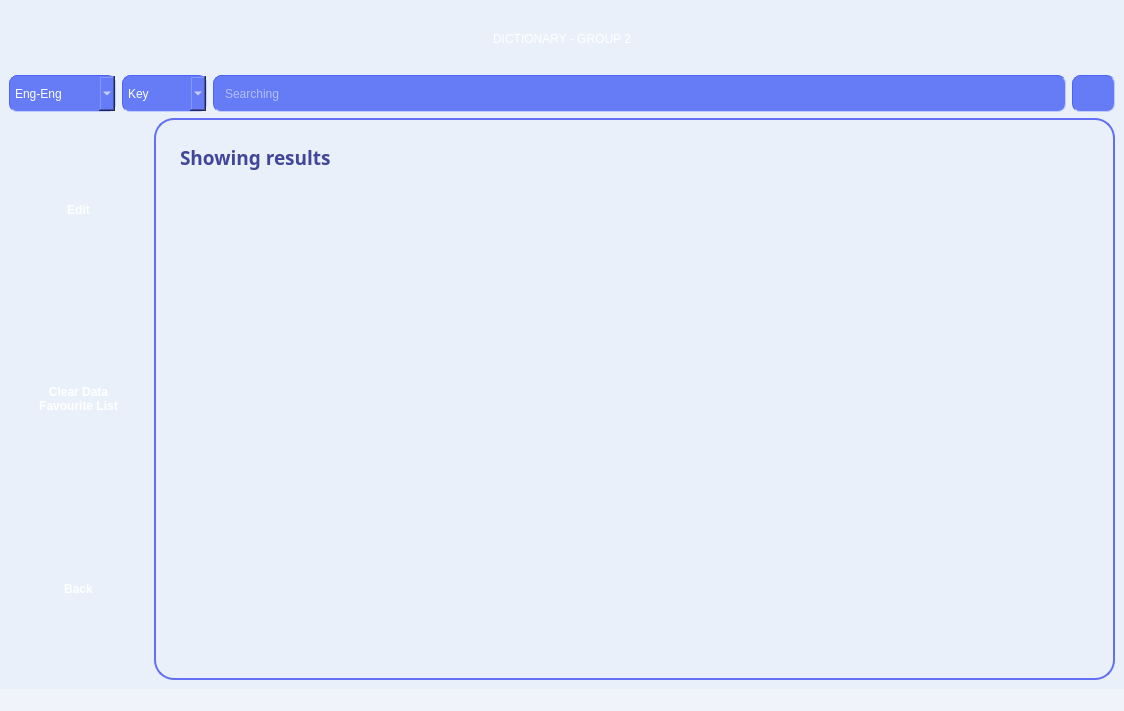
First picture: the form in favlistscreen.ui, repository OHonSam/CS163_Group2_Dictionary, before the edit.
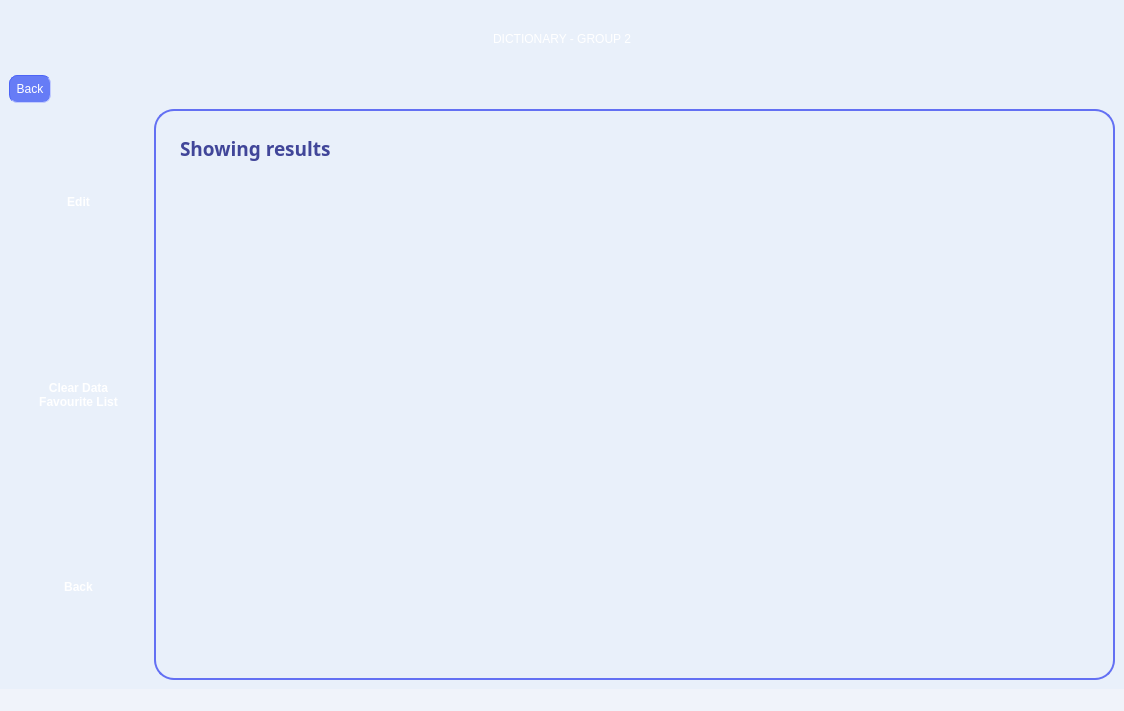
Second picture: the form after the edit. Icons and pictures are not drawn.

Commit message: add quiz scr layouts

```diff
--- a/favlistscreen.ui
+++ b/favlistscreen.ui
@@ -41,118 +41,8 @@
    <layout class="QGridLayout" name="gridLayout_3">
     <item row="1" column="0" colspan="2">
      <layout class="QGridLayout" name="gridLayout_5">
-      <item row="0" column="2">
-       <widget class="QComboBox" name="comboBox_2">
-        <property name="sizePolicy">
-         <sizepolicy hsizetype="Preferred" vsizetype="Preferred">
-          <horstretch>4</horstretch>
-          <verstretch>0</verstretch>
-         </sizepolicy>
-        </property>
-        <property name="maximumSize">
-         <size>
-          <width>16777215</width>
-          <height>10000000</height>
-         </size>
-        </property>
-        <property name="focusPolicy">
-         <enum>Qt::NoFocus</enum>
-        </property>
-        <property name="styleSheet">
-         <string notr="true">padding: 5px;
-border-color: rgb(77, 101, 246);
-border-width : 1px;
-border-style:inset;
-border-radius: 8px;
-  min-height: 1px;
-  min-width: 1px;
-color: white;
-selection-color: rgb(39, 182, 240);
-selection-background-color: rgb(77, 92, 245);
-font: 11pt &quot;Comfortaa&quot;;
-background-color: rgb(102, 124, 246);</string>
-        </property>
-        <item>
-         <property name="text">
-          <string>Key</string>
-         </property>
-        </item>
-        <item>
-         <property name="text">
-          <string>Def</string>
-         </property>
-        </item>
-       </widget>
-      </item>
       <item row="0" column="0">
-       <widget class="QComboBox" name="comboBox">
-        <property name="sizePolicy">
-         <sizepolicy hsizetype="Ignored" vsizetype="Ignored">
-          <horstretch>5</horstretch>
-          <verstretch>0</verstretch>
-         </sizepolicy>
-        </property>
-        <property name="maximumSize">
-         <size>
-          <width>16777215</width>
-          <height>10000000</height>
-         </size>
-        </property>
-        <property name="contextMenuPolicy">
-         <enum>Qt::DefaultContextMenu</enum>
-        </property>
-        <property name="styleSheet">
-         <string notr="true">padding: 5px;
-border-color: rgb(77, 101, 246);
-border-width : 1px;
-border-style:inset;
-border-radius: 8px;
-  min-height: 1px;
-  min-width: 1px;
-color: white;
-selection-color: rgb(39, 182, 240);
-selection-background-color: rgb(77, 92, 245);
-font: 11pt &quot;Comfortaa&quot;;
-background-color: rgb(102, 124, 246);</string>
-        </property>
-        <item>
-         <property name="text">
-          <string>Eng-Eng</string>
-         </property>
-        </item>
-        <item>
-         <property name="text">
-          <string>Eng-Viet</string>
-         </property>
-        </item>
-        <item>
-         <property name="text">
-          <string>Slang</string>
-         </property>
-        </item>
-        <item>
-         <property name="text">
-          <string>Emoji</string>
-         </property>
-        </item>
-       </widget>
-      </item>
-      <item row="0" column="4">
-       <widget class="QPushButton" name="pushButton_9">
-        <property name="sizePolicy">
-         <sizepolicy hsizetype="Preferred" vsizetype="Preferred">
-          <horstretch>2</horstretch>
-          <verstretch>0</verstretch>
-         </sizepolicy>
-        </property>
-        <property name="font">
-         <font>
-          <pointsize>14</pointsize>
-         </font>
-        </property>
-        <property name="layoutDirection">
-         <enum>Qt::LeftToRight</enum>
-        </property>
+       <widget class="QPushButton" name="pushButton_2">
         <property name="styleSheet">
          <string notr="true">padding: 6px;
 border-color: rgb(77, 101, 246);
@@ -161,59 +51,28 @@
 border-radius: 8px;
   min-height: 1px;
   min-width: 1px;
-background-color: rgb(102, 124, 246);</string>
-        </property>
-        <property name="text">
-         <string/>
-        </property>
-        <property name="icon">
-         <iconset resource="resources.qrc">
-          <normaloff>:/img/images/search.svg</normaloff>:/img/images/search.svg</iconset>
-        </property>
-        <property name="iconSize">
-         <size>
-          <width>22</width>
-          <height>27</height>
-         </size>
-        </property>
-        <property name="autoDefault">
-         <bool>false</bool>
-        </property>
-        <property name="default">
-         <bool>false</bool>
-        </property>
-        <property name="flat">
-         <bool>false</bool>
-        </property>
-       </widget>
-      </item>
-      <item row="0" column="3">
-       <widget class="QLineEdit" name="lineEdit_2">
-        <property name="sizePolicy">
-         <sizepolicy hsizetype="Preferred" vsizetype="Preferred">
-          <horstretch>40</horstretch>
-          <verstretch>0</verstretch>
-         </sizepolicy>
-        </property>
-        <property name="styleSheet">
-         <string notr="true">padding: 9px;
-border-color: rgb(77, 101, 246);
-border-width : 1px;
-border-style:inset;
-border-radius: 8px;
-  min-height: 1px;
-  min-width: 1px;
 background-color: rgb(102, 124, 246);
-color: white;
-selection-color: rgb(39, 182, 240);
-selection-background-color: rgb(77, 92, 245);
-font: 11pt &quot;Comfortaa&quot;;</string>
+font: 11pt &quot;Comfortaa&quot;;
+color: white;</string>
         </property>
-        <property name="placeholderText">
-         <string>Searching</string>
+        <property name="text">
+         <string>Back</string>
         </property>
        </widget>
       </item>
+      <item row="0" column="1">
+       <spacer name="horizontalSpacer">
+        <property name="orientation">
+         <enum>Qt::Horizontal</enum>
+        </property>
+        <property name="sizeHint" stdset="0">
+         <size>
+          <width>40</width>
+          <height>20</height>
+         </size>
+        </property>
+       </spacer>
+      </item>
      </layout>
     </item>
     <item row="0" column="0" colspan="2">
```
Left out of the diff: 4 changed lines with no effect on the pictures. The commit also changes 5 other files.
